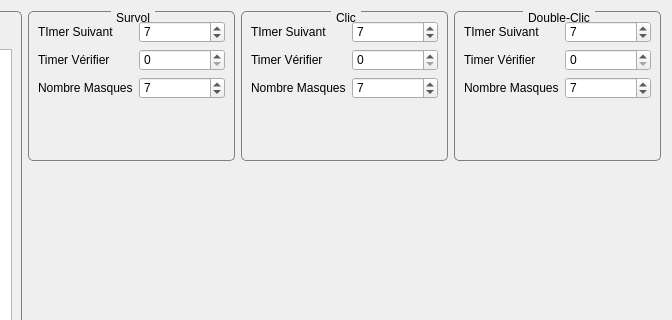
This is editeur.ui in Txikilinux/leterrier-mulot as Qt 5 draws it before an edit; both pictures show x 577 to 1249 and y 0 to 320 of the 1249 by 596 pixel window. The edited form follows.
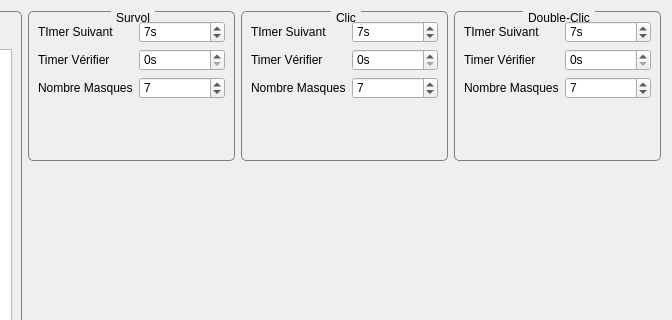
This is the edited form. Icons and pictures are not drawn.

Commit message: Suffix secondes pour timers dans l'editeur

What changed in the file:
```diff
--- a/editeur.ui
+++ b/editeur.ui
@@ -253,6 +253,9 @@
           </item>
           <item row="0" column="1">
            <widget class="QSpinBox" name="spinBoxSurvolSuivant">
+            <property name="suffix">
+             <string>s</string>
+            </property>
             <property name="value">
              <number>7</number>
             </property>
@@ -267,6 +270,9 @@
           </item>
           <item row="1" column="1">
            <widget class="QSpinBox" name="spinBoxSurvolVerifier">
+            <property name="suffix">
+             <string>s</string>
+            </property>
             <property name="value">
              <number>0</number>
             </property>
@@ -317,6 +323,9 @@
           </item>
           <item row="0" column="1">
            <widget class="QSpinBox" name="spinBoxClicSuivant">
+            <property name="suffix">
+             <string>s</string>
+            </property>
             <property name="value">
              <number>7</number>
             </property>
@@ -330,7 +339,11 @@
            </widget>
           </item>
           <item row="1" column="1">
-           <widget class="QSpinBox" name="spinBoxClicVerifier"/>
+           <widget class="QSpinBox" name="spinBoxClicVerifier">
+            <property name="suffix">
+             <string>s</string>
+            </property>
+           </widget>
           </item>
           <item row="2" column="0">
            <widget class="QLabel" name="labelClicNbMasques">
@@ -377,6 +390,9 @@
           </item>
           <item row="0" column="1">
            <widget class="QSpinBox" name="spinBoxDoubleClicSuivant">
+            <property name="suffix">
+             <string>s</string>
+            </property>
             <property name="maximum">
              <number>99</number>
             </property>
@@ -393,7 +409,11 @@
            </widget>
           </item>
           <item row="1" column="1">
-           <widget class="QSpinBox" name="spinBoxDoubleClicVerifier"/>
+           <widget class="QSpinBox" name="spinBoxDoubleClicVerifier">
+            <property name="suffix">
+             <string>s</string>
+            </property>
+           </widget>
           </item>
           <item row="2" column="1">
            <widget class="QSpinBox" name="spinBoxDoubleClicMasque">
@@ -482,6 +502,22 @@
      </item>
     </layout>
    </item>
+   <item row="1" column="3" rowspan="2">
+    <spacer name="verticalSpacerEditeur">
+     <property name="orientation">
+      <enum>Qt::Vertical</enum>
+     </property>
+     <property name="sizeType">
+      <enum>QSizePolicy::Expanding</enum>
+     </property>
+     <property name="sizeHint" stdset="0">
+      <size>
+       <width>20</width>
+       <height>0</height>
+      </size>
+     </property>
+    </spacer>
+   </item>
   </layout>
  </widget>
  <resources>
```
The commit also changes 1 other file.
